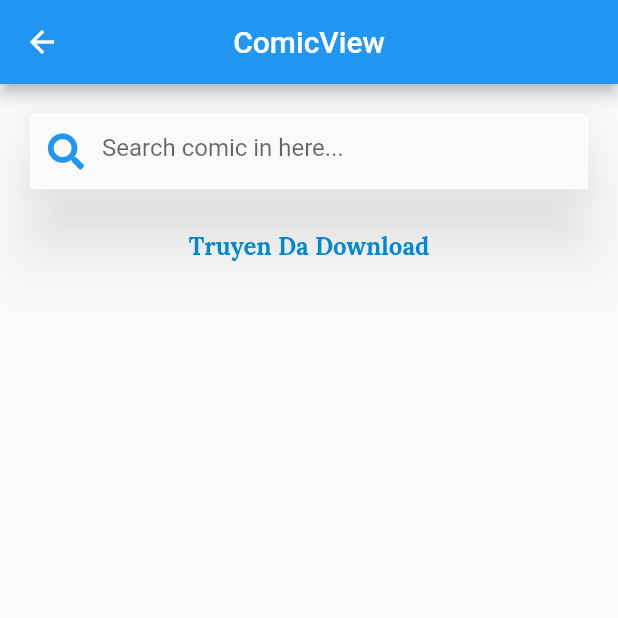
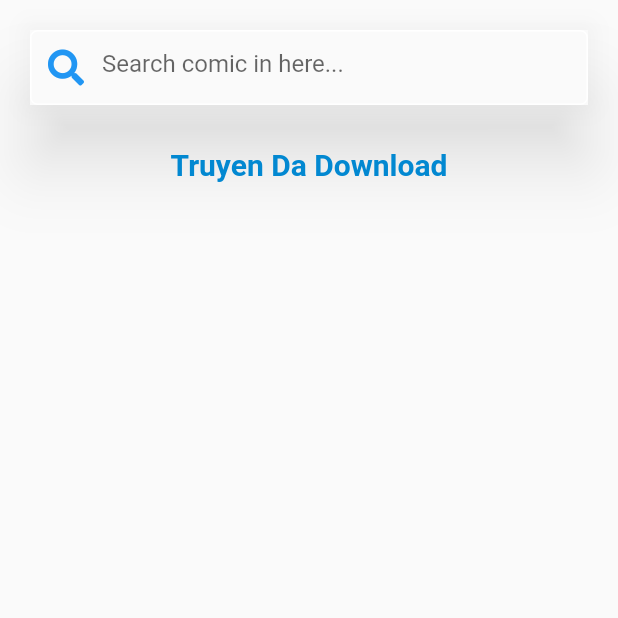
Before and after one commit to ledixonbs1234/manager_v2, a Flutter app: the ComicView screen opened by its route, on a phone screen of 412 x 824 dp, the top half of it. Run offline on Flutter 3.47's test engine with Material 2 defaults, Android fonts, the phone set to English and light mode, and no system bars; our stand-ins replace connectivity, dio, font_awesome_flutter, get, google_fonts, liquid_progress_indicator and 2 more; generated files the repository leaves out were written again; Roboto replaces fonts that are missing (Sansita).

```diff
--- a/lib/app/modules/chapter/chapter_controller.dart
+++ b/lib/app/modules/chapter/chapter_controller.dart
@@ -121,6 +121,8 @@ class ChapterController extends GetxController {
 
     comicsFi.comics.removeWhere((element) => element.name == comicFinded.name);
     comicsFi.comics.add(comicFinded);
+    //update respository
+    respository.comicsModel = comicsFi;
 
     //save comic to file
     var jsonOject = comicsFi.toJson();
--- a/lib/app/modules/comic/comic_controller.dart
+++ b/lib/app/modules/comic/comic_controller.dart
@@ -17,7 +17,7 @@ class ComicController extends GetxController {
   ComicController({@required this.respository});
 
   loadingPage() async {
-    printInfo(info: '${respository.count++} in comic');
+
     //thuc hien get truyen
     comicsFinded(await respository.getComicsFromJson());
     if (comicsFinded == null) {}
--- a/lib/app/modules/comic/comic_view.dart
+++ b/lib/app/modules/comic/comic_view.dart
@@ -4,6 +4,7 @@ import 'package:font_awesome_flutter/font_awesome_flutter.dart';
 import 'package:get/get.dart';
 import 'package:google_fonts/google_fonts.dart';
 import 'package:manager_v2/app/modules/comic/comic_controller.dart';
+import 'package:manager_v2/app/modules/comic/global/field_text_search.dart';
 import 'package:manager_v2/app/modules/comic/listview_truyendatai.dart';
 
 class ComicView extends GetView<ComicController> {
@@ -11,56 +12,30 @@ class ComicView extends GetView<ComicController> {
 
   @override
   Widget build(BuildContext context) {
-    return Scaffold(
-      appBar: AppBar(
-        title: Text('ComicView'),
-        centerTitle: true,
-      ),
+    return SafeArea(
+      child: Scaffold(
         body: SingleChildScrollView(
           child: Column(
             children: [
-            Container(
-              margin: EdgeInsets.all(20),
-              height: 50,
-              child: Material(
-                elevation: 20,
-                shadowColor: Colors.white,
-                child: TextField(
-                  decoration: InputDecoration(
-                    enabledBorder: OutlineInputBorder(
-                        borderRadius: BorderRadius.circular(5.0),
-                        borderSide:
-                            BorderSide(color: Colors.white, width: 1.0)),
-                    fillColor: Colors.white,
-                    hintText: 'Search comic in here...',
-                    prefixIcon: Center(
-                      widthFactor: 1,
-                      child: FaIcon(
-                        FontAwesomeIcons.search,
-                        color: Colors.blue,
+              fieldTextSearch(),
+              Padding(
+                padding: const EdgeInsets.all(8.0),
+                child: Text(
+                  'Truyen Da Download',
+                  style: GoogleFonts.sansita(
+                      fontWeight: FontWeight.bold,
+                      fontSize: 20,
+                      color: Colors.lightBlue.shade700),
                 ),
               ),
-                    // border: OutlineInputBorder(
-                    //     borderSide: BorderSide(color: Colors.indigoAccent))
-                  ),
-                  controller: controller.editTextC,
-                  onSubmitted: (text) {
-                    //thuc hien nhap ban phim
-                    controller.goSearchPage(text);
-                  },
-                ),
-              ),
-            ),
-            Padding(
-              padding: const EdgeInsets.all(8.0),
-              child: Text('Truyen Da Download',
-              style: GoogleFonts.lora(fontWeight: FontWeight.bold,
-              fontSize: 16,color: Colors.lightBlue.shade700),),
+              SizedBox(
+                height: 15,
               ),
               ListViewTruyenDaTai()
             ],
           ),
         ),
+      ),
     );
   }
 }
--- /dev/null
+++ b/lib/app/modules/comic/global/field_text_search.dart
@@ -0,0 +1,49 @@
+import 'package:flutter/material.dart';
+import 'package:font_awesome_flutter/font_awesome_flutter.dart';
+import 'package:get/get.dart';
+
+import '../comic_controller.dart';
+
+class fieldTextSearch extends GetView<ComicController> {
+
+  const fieldTextSearch({
+    Key key,
+  }) : super(key: key);
+
+
+  @override
+  Widget build(BuildContext context) {
+    return Container(
+      margin: EdgeInsets.all(20),
+      height: 50,
+      child: Material(
+        elevation: 20,
+        shadowColor: Colors.white,
+        child: TextField(
+          decoration: InputDecoration(
+            enabledBorder: OutlineInputBorder(
+                borderRadius: BorderRadius.circular(5.0),
+                borderSide:
+                BorderSide(color: Colors.white, width: 1.0)),
+            fillColor: Colors.white,
+            hintText: 'Search comic in here...',
+            prefixIcon: Center(
+              widthFactor: 1,
+              child: FaIcon(
+                FontAwesomeIcons.search,
+                color: Colors.blue,
+              ),
+            ),
+            // border: OutlineInputBorder(
+            //     borderSide: BorderSide(color: Colors.indigoAccent))
+          ),
+          controller: controller.editTextC,
+          onSubmitted: (text) {
+            //thuc hien nhap ban phim
+            controller.goSearchPage(text);
+          },
+        ),
+      ),
+    );
+  }
+}
```
Also changed, not shown: lib/app/modules/comic/listview_truyendatai.dart (+29 -15 lines), lib/app/modules/searchcomic/searchcomic_view.dart (+20 -12 lines). Lines whose indentation alone changed are shown as unchanged.
